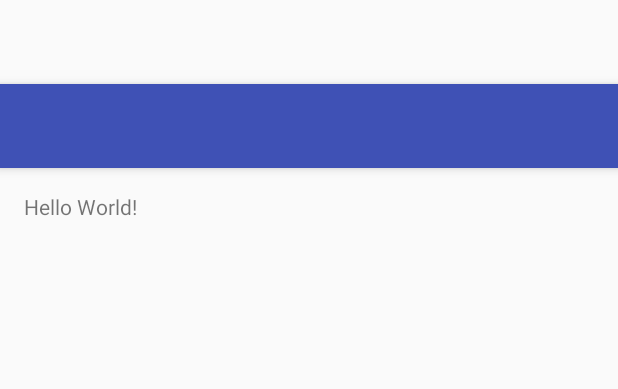
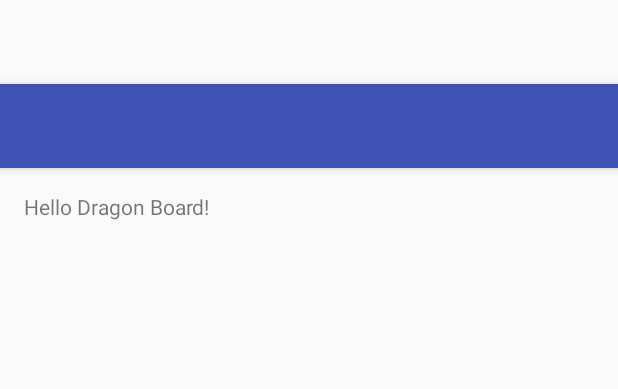
Before and after one commit to kassamba/GitExample, an Android app: the layout activity_git_example.xml on its own in the app's theme, with its tools: preview values and no code run, on a phone screen of 412 x 824 dp. Shown: the top 389 px of the screen. Run offline under Robolectric (Android 15) with nearby library versions, the phone set to English and light mode, and no system bars.

Commit message:
Changed Greeting

```diff
--- a/app/src/main/res/layout/content_git_example.xml
+++ b/app/src/main/res/layout/content_git_example.xml
@@ -10,5 +10,5 @@
     tools:context=".GitExampleActivity" tools:showIn="@layout/activity_git_example">
 
     <TextView android:layout_width="wrap_content" android:layout_height="wrap_content"
-        android:text="Hello World!" />
+        android:text="Hello Dragon Board!" />
 </RelativeLayout>
```
